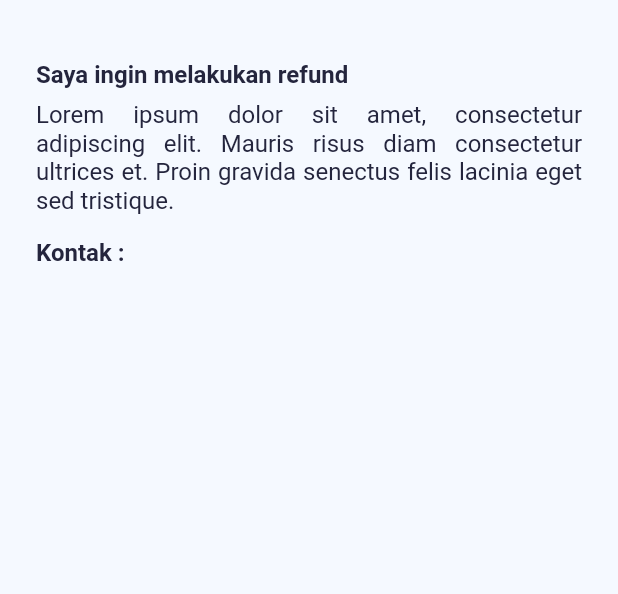
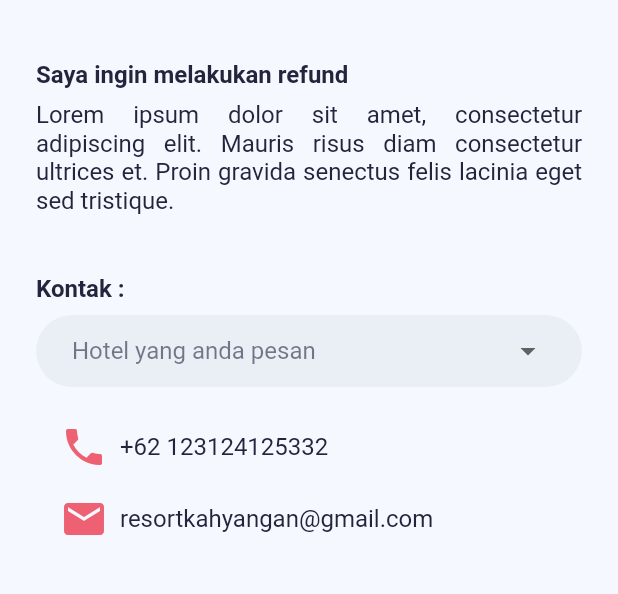
Before and after one commit to akhiang/reservation-hotel, a Flutter app: the HelpRefundScreen screen opened directly, on a phone screen of 412 x 824 dp, the part 108-702 px from its top. Run offline on Flutter 3.47's test engine with Material 2 defaults, Android fonts, the phone set to English and light mode, and no system bars; our stand-ins replace carousel_slider, font_awesome_flutter, syncfusion_flutter_datepicker.

Commit message:
help screen done

```diff
--- /dev/null
+++ b/lib/screens/hotel/hotel_screen.dart
@@ -0,0 +1,13 @@
+part of 'package:dangau_hotel/screens/screens.dart';
+
+class HotelScreen extends StatefulWidget {
+  @override
+  _HotelScreenState createState() => _HotelScreenState();
+}
+
+class _HotelScreenState extends State<HotelScreen> {
+  @override
+  Widget build(BuildContext context) {
+    return Scaffold();
+  }
+}
--- a/lib/screens/profile/help_refund_screen.dart
+++ b/lib/screens/profile/help_refund_screen.dart
@@ -1,6 +1,14 @@
 part of 'package:dangau_hotel/screens/screens.dart';
 
-class HelpRefundScreen extends StatelessWidget {
+class HelpRefundScreen extends StatefulWidget {
+  @override
+  _HelpRefundScreenState createState() => _HelpRefundScreenState();
+}
+
+class _HelpRefundScreenState extends State<HelpRefundScreen> {
+  String _valHotel;
+  List _listHotel = ["Kahyangan Resort", "Dangau Resort", "Dangau Hotel"];
+
   @override
   Widget build(BuildContext context) {
     return Scaffold(
@@ -10,9 +18,10 @@ class HelpRefundScreen extends StatelessWidget {
       ),
       body: SingleChildScrollView(
         child: Padding(
-          padding: const EdgeInsets.symmetric(horizontal: 24.0, vertical: 24.0),
+          padding: const EdgeInsets.all(24.0),
           child: Column(
             crossAxisAlignment: CrossAxisAlignment.start,
+            mainAxisAlignment: MainAxisAlignment.spaceBetween,
             children: [
               Text(
                 'Saya ingin melakukan refund',
@@ -31,7 +40,7 @@ class HelpRefundScreen extends StatelessWidget {
                 ),
                 textAlign: TextAlign.justify,
               ),
-              SizedBox(height: 16.0),
+              SizedBox(height: 40.0),
               Text(
                 'Kontak :',
                 style: TextStyle(
@@ -40,10 +49,83 @@ class HelpRefundScreen extends StatelessWidget {
                   fontSize: 16.0,
                 ),
               ),
+              Container(
+                margin: EdgeInsets.symmetric(vertical: 8.0),
+                padding: EdgeInsets.symmetric(horizontal: 24.0),
+                decoration: BoxDecoration(
+                  color: ColorConst.kSecondaryColor.withOpacity(0.05),
+                  borderRadius: BorderRadius.circular(32.0),
+                ),
+                child: DropdownButtonHideUnderline(
+                  child: Theme(
+                    data: Theme.of(context).copyWith(
+                      canvasColor: Color(0xFFEAEEF5),
+                    ),
+                    child: DropdownButton(
+                      isExpanded: true,
+                      hint: Text(
+                        "Hotel yang anda pesan",
+                        style: TextStyle(
+                          color: ColorConst.kSecondaryColor.withOpacity(0.6),
+                        ),
+                      ),
+                      value: _valHotel,
+                      items: _listHotel.map((value) {
+                        return DropdownMenuItem(
+                          child: Text(
+                            value,
+                            style: TextStyle(
+                              color: ColorConst.kSecondaryColor,
+                              fontWeight: FontWeight.w500,
+                            ),
+                          ),
+                          value: value,
+                        );
+                      }).toList(),
+                      onChanged: (value) {
+                        setState(() {
+                          _valHotel = value;
+                        });
+                      },
+                    ),
+                  ),
+                ),
+              ),
+              Padding(
+                padding: const EdgeInsets.all(16.0),
+                child: Column(
+                  crossAxisAlignment: CrossAxisAlignment.start,
+                  children: [
+                    _buildKontakHotel(Icons.phone, '+62 123124125332'),
+                    SizedBox(height: 16.0),
+                    _buildKontakHotel(Icons.email, 'resortkahyangan@gmail.com'),
+                  ],
+                ),
+              ),
             ],
           ),
         ),
       ),
     );
   }
+
+  Row _buildKontakHotel(IconData icon, String text) {
+    return Row(
+      children: [
+        Icon(
+          icon,
+          size: 32.0,
+          color: ColorConst.kErrorColor,
+        ),
+        SizedBox(width: 8.0),
+        Text(
+          text,
+          style: TextStyle(
+            color: ColorConst.kSecondaryColor,
+            fontSize: 16.0,
+          ),
+        ),
+      ],
+    );
+  }
 }
--- a/lib/screens/screens.dart
+++ b/lib/screens/screens.dart
@@ -19,6 +19,8 @@ part 'package:dangau_hotel/screens/home/widgets/home_header.dart';
 part 'package:dangau_hotel/screens/home/widgets/home_date_picker.dart';
 part 'package:dangau_hotel/screens/home/widgets/hotel_carousel.dart';
 
+part 'package:dangau_hotel/screens/hotel/hotel_screen.dart';
+
 part 'package:dangau_hotel/screens/book/book_screen.dart';
 
 part 'package:dangau_hotel/screens/profile/profile_screen.dart';
--- a/lib/utils/constants/color_const.dart
+++ b/lib/utils/constants/color_const.dart
@@ -1,9 +1,10 @@
 part of '../utils.dart';
 
 class ColorConst {
-  static const kPrimaryColor = Color(0xFFF4C755); // Yellow
-  static const kSecondaryColor = Color(0xFF24253D); // Blue
-  static const kThirdColor = Color(0xFFF5F9FF); // White
+  static const kPrimaryColor = Color(0xFFF4C755);
+  static const kSecondaryColor = Color(0xFF24253D);
+  static const kThirdColor = Color(0xFFF5F9FF);
+  static const kErrorColor = Color(0xFFEE6172);
 
   static final kPrimarySwatchColor = generateMaterialColor(Color(0xFFF4C755));
 }
```
